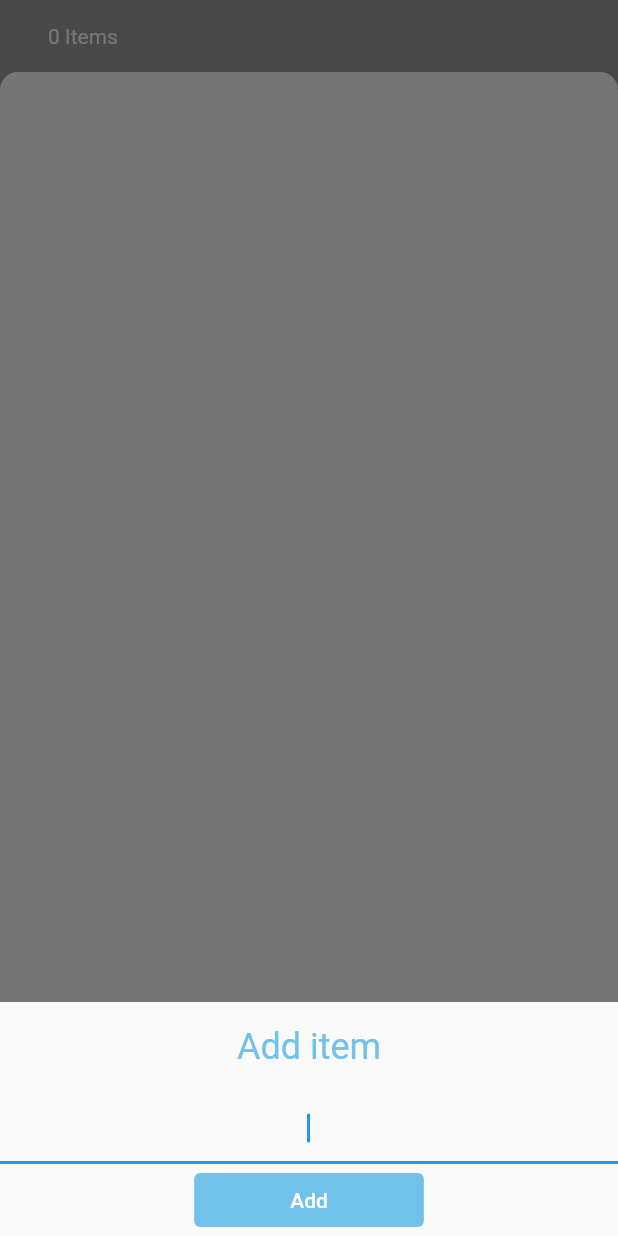
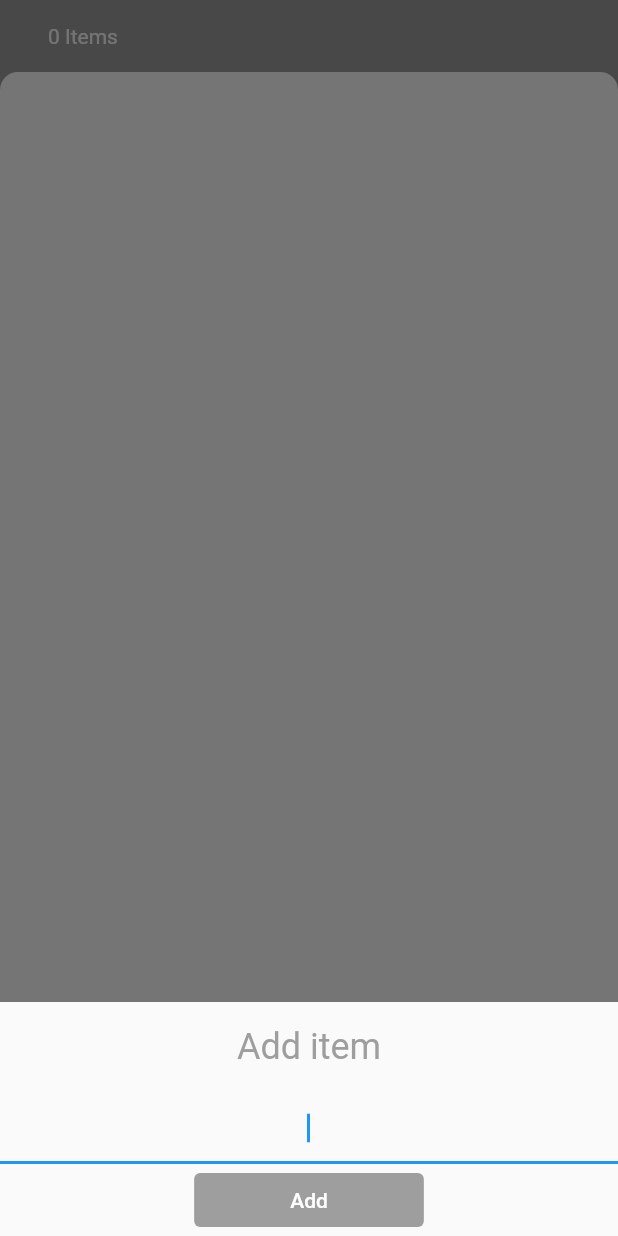
Before and after one commit to tomsitter/the_pantry, a Flutter app: the GroceryScreen screen opened directly with empty values, after a tap on "Add item", on a phone screen of 412 x 824 dp. Run offline on Flutter 3.47's test engine with Material 2 defaults, Android fonts, the phone set to English and light mode, and no system bars; our stand-ins replace animated_text_kit, cloud_firestore, firebase_auth, firebase_core, jiffy, loading_overlay; missing offline and left inert: username_generator; accounts and stored records are empty.

Commit message:
Finish swipe functionality on pantry and grocery lists

```diff
--- a/lib/screens/grocery_screen.dart
+++ b/lib/screens/grocery_screen.dart
@@ -54,7 +54,8 @@ class GroceryScreen extends StatelessWidget {
         onPressed: () => showModalBottomSheet(
           isScrollControlled: true,
           context: context,
-          builder: (context) => AddItemModal(itemList: userData.groceryList),
+          builder: (context) =>
+              AddItemModal(itemList: userData.groceryList, color: color),
         ),
         child: Wrap(
           crossAxisAlignment: WrapCrossAlignment.center,
--- a/lib/screens/pantry_screen.dart
+++ b/lib/screens/pantry_screen.dart
@@ -55,7 +55,8 @@ class PantryScreen extends StatelessWidget {
         onPressed: () => showModalBottomSheet(
           isScrollControlled: true,
           context: context,
-          builder: (context) => AddItemModal(itemList: userData.pantryList),
+          builder: (context) =>
+              AddItemModal(itemList: userData.pantryList, color: color),
         ),
         child: Wrap(
           crossAxisAlignment: WrapCrossAlignment.center,
--- a/lib/screens/registration_screen.dart
+++ b/lib/screens/registration_screen.dart
@@ -8,9 +8,7 @@ import 'package:username_generator/username_generator.dart';
 import '../constants.dart';
 import '../widgets/scaffold_snackbar.dart';
 import '../widgets/wide_button.dart';
-import 'grocery_screen.dart';
-
-final FirebaseAuth _auth = FirebaseAuth.instance;
+import 'home_screen.dart';
 
 class RegistrationScreen extends StatefulWidget {
   static String id = 'registration';
@@ -96,7 +94,7 @@ class _RegistrationScreenState extends State<RegistrationScreen> {
                                   : UsernameGenerator().generateRandom(),
                             );
                     if (result == 'Signed up') {
-                      Navigator.pushNamed(context, GroceryScreen.id);
+                      Navigator.pushNamed(context, HomeScreen.id);
                     } else if (result == 'weak-password') {
                       ScaffoldSnackbar.of(context)
                           .show('The password provided too weak');
--- a/lib/widgets/add_item_modal.dart
+++ b/lib/widgets/add_item_modal.dart
@@ -10,8 +10,10 @@ import '../models/user_data.dart';
 class AddItemModal extends StatelessWidget {
   final textController = TextEditingController();
   final AbstractItemList itemList;
+  final Color color;
 
-  AddItemModal({Key? key, required this.itemList}) : super(key: key);
+  AddItemModal({Key? key, required this.itemList, required this.color})
+      : super(key: key);
 
   @override
   Widget build(BuildContext context) {
@@ -26,11 +28,11 @@ class AddItemModal extends StatelessWidget {
         ),
         child: Column(
           children: [
-            const Padding(
-              padding: EdgeInsets.all(16.0),
+            Padding(
+              padding: const EdgeInsets.all(16.0),
               child: Text(
                 'Add item',
-                style: TextStyle(color: AppTheme.blue, fontSize: 24.0),
+                style: TextStyle(color: color, fontSize: 24.0),
               ),
             ),
             TextField(
@@ -42,8 +44,7 @@ class AddItemModal extends StatelessWidget {
               style: ButtonStyle(
                 padding: MaterialStateProperty.all<EdgeInsets>(
                     const EdgeInsets.symmetric(horizontal: 64.0)),
-                backgroundColor:
-                    MaterialStateProperty.all<Color>(AppTheme.blue),
+                backgroundColor: MaterialStateProperty.all<Color>(color),
               ),
               onPressed: () {
                 itemList.add(textController.text);
--- a/lib/widgets/grocery_list.dart
+++ b/lib/widgets/grocery_list.dart
@@ -25,7 +25,8 @@ class DismissibleGroceryList extends StatelessWidget {
           final item = groceryList.items[index];
           return DismissibleWidget(
             item: item,
-            altListIcon: Icons.home,
+            altDismissIcon: Icons.home,
+            altDismissText: 'To Pantry',
             // swipe left to delete
             deleteDirection: DismissibleWidget.left,
             child: _GroceryTile(
@@ -42,7 +43,7 @@ class DismissibleGroceryList extends StatelessWidget {
                 ScaffoldMessenger.of(context).showSnackBar(
                     SnackBar(content: Text('${item.name} deleted')));
               } else if (direction == DismissDirection.startToEnd) {
-                // Tranfer item to pantry
+                // Transfer item to pantry
                 userData.transferItemFromGroceryToPantry(item);
                 db.updateUserData(user, userData);
               }
--- a/lib/widgets/pantry_list.dart
+++ b/lib/widgets/pantry_list.dart
@@ -25,7 +25,8 @@ class DismissiblePantryList extends StatelessWidget {
           final item = pantryList.items[index];
           return DismissibleWidget(
             item: item,
-            altListIcon: Icons.shopping_cart,
+            altDismissIcon: Icons.shopping_cart,
+            altDismissText: 'To Groceries',
             // swipe left to delete
             deleteDirection: DismissibleWidget.right,
             child: _PantryTile(
--- a/pubspec.yaml
+++ b/pubspec.yaml
@@ -44,7 +44,6 @@ dependencies:
   flutter_native_splash: ^1.3.1
   cloud_firestore: ^3.1.0
   username_generator: ^1.3.0
-  timeago: ^3.1.0
   jiffy: ^4.1.0
 
 dev_dependencies:
```
Also changed, not shown: lib/screens/login_screen.dart (+4 -7 lines), lib/widgets/dismissible_widget.dart (+20 -11 lines), pubspec.lock.
